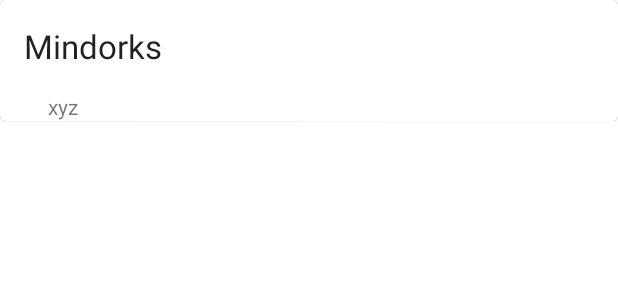
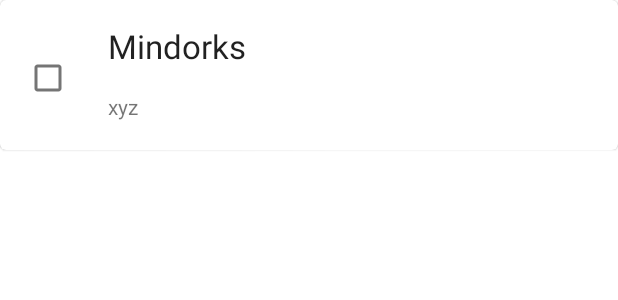
Before and after one commit to navalkulkarni/TodoNotesApp, an Android app: the layout notes_adapter_layout.xml on its own in the app's theme, with its tools: preview values and no code run, on a phone screen of 412 x 824 dp. Shown: the top 300 px of the screen. Run offline under Robolectric (Android 15) with nearby library versions, the phone set to English and light mode, and no system bars.

```diff
--- a/app/build.gradle
+++ b/app/build.gradle
@@ -44,6 +44,6 @@ dependencies {
 
     //database dependencies
     implementation 'android.arch.persistence.room:runtime:1.1.1'
-    kapt 'android.arch.persistance.room:compiler:1.1.1'
+    kapt 'android.arch.persistence.room:compiler:1.1.1'
 
 }
--- a/app/src/main/java/com/naval/todonotesapp/clicklisteners/ItemClickListener.kt
+++ b/app/src/main/java/com/naval/todonotesapp/clicklisteners/ItemClickListener.kt
@@ -1,7 +1,9 @@
 package com.naval.todonotesapp.clicklisteners
 
-import com.naval.todonotesapp.model.Notes
+import com.naval.todonotesapp.db.Notes
+
 
 interface ItemClickListener {
-    fun onClick(notes: Notes);
+    fun onClick(note: Notes);
+    fun onUpdate(note:Notes);
 }
--- a/app/src/main/res/layout/notes_adapter_layout.xml
+++ b/app/src/main/res/layout/notes_adapter_layout.xml
@@ -1,32 +1,26 @@
 <?xml version="1.0" encoding="utf-8"?>
 
-<com.google.android.material.card.MaterialCardView
-    xmlns:android="http://schemas.android.com/apk/res/android"
+<com.google.android.material.card.MaterialCardView xmlns:android="http://schemas.android.com/apk/res/android"
     xmlns:app="http://schemas.android.com/apk/res-auto"
     xmlns:tools="http://schemas.android.com/tools"
     android:layout_width="match_parent"
-    android:layout_height="wrap_content"
-    android:layout_marginBottom="16dp"
-    >
+    android:layout_height="100dp"
+    android:layout_marginBottom="16dp">
 
     <androidx.constraintlayout.widget.ConstraintLayout
         android:layout_width="match_parent"
         android:layout_height="match_parent">
 
-        <TextView
-            android:id="@+id/adapterTextViewTitle"
-            android:layout_width="0dp"
-            android:layout_height="wrap_content"
-            android:textAppearance="@style/TextAppearance.AppCompat.Large"
-            android:layout_marginEnd="16dp"
-            android:layout_marginStart="16dp"
-            android:layout_marginTop="16dp"
-            android:text="Mindorks"
-            app:layout_constraintEnd_toEndOf="parent"
+        <CheckBox
+            android:id="@+id/checkBoxAdapterMarkStatus"
+            android:layout_width="wrap_content"
+            android:layout_height="0dp"
+            android:layout_marginStart="8dp"
+            android:layout_marginTop="8dp"
+            app:layout_constraintBottom_toBottomOf="@+id/adapterTextViewDescription"
             app:layout_constraintStart_toStartOf="parent"
-            app:layout_constraintTop_toTopOf="parent">
-
-        </TextView>
+            app:layout_constraintTop_toTopOf="@+id/adapterTextViewTitle"
+            app:layout_constraintVertical_bias="0.673" />
 
         <TextView
             android:id="@+id/adapterTextViewDescription"
@@ -37,8 +31,23 @@
             android:layout_marginTop="16dp"
             android:text="xyz"
             app:layout_constraintEnd_toEndOf="@+id/adapterTextViewTitle"
-            app:layout_constraintStart_toStartOf="@+id/adapterTextViewTitle"
+            app:layout_constraintStart_toEndOf="@+id/checkBoxAdapterMarkStatus"
             app:layout_constraintTop_toBottomOf="@+id/adapterTextViewTitle" />
+
+        <TextView
+            android:id="@+id/adapterTextViewTitle"
+            android:layout_width="0dp"
+            android:layout_height="wrap_content"
+            android:layout_marginEnd="16dp"
+            android:layout_marginStart="16dp"
+            android:layout_marginTop="16dp"
+            android:text="Mindorks"
+            android:textAppearance="@style/TextAppearance.AppCompat.Large"
+            app:layout_constraintEnd_toEndOf="parent"
+            app:layout_constraintStart_toEndOf="@+id/checkBoxAdapterMarkStatus"
+            app:layout_constraintTop_toTopOf="parent">
+
+        </TextView>
 
     </androidx.constraintlayout.widget.ConstraintLayout>
 
```
Also changed, not shown: app/src/main/java/com/naval/todonotesapp/adapter/NotesAdapter.kt (+13 -2 lines), app/src/main/java/com/naval/todonotesapp/view/MyNotesActivity.kt (+33 -4 lines).
